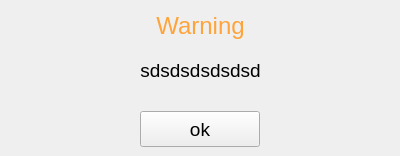
The window that src/qt/forms/versionmessagedialog.ui (BitcoinGod/BitcoinGod) describes before a commit, drawn with Qt 5.
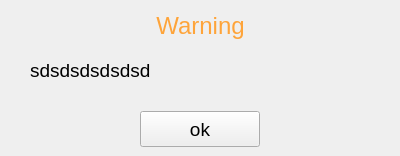
The same window after the commit.

What changed in the file:
```diff
--- a/src/qt/forms/versionmessagedialog.ui
+++ b/src/qt/forms/versionmessagedialog.ui
@@ -61,7 +61,7 @@
     <string>sdsdsdsdsdsd</string>
    </property>
    <property name="alignment">
-    <set>Qt::AlignCenter</set>
+    <set>Qt::AlignLeading|Qt::AlignLeft|Qt::AlignVCenter</set>
    </property>
    <property name="wordWrap">
     <bool>true</bool>
```
